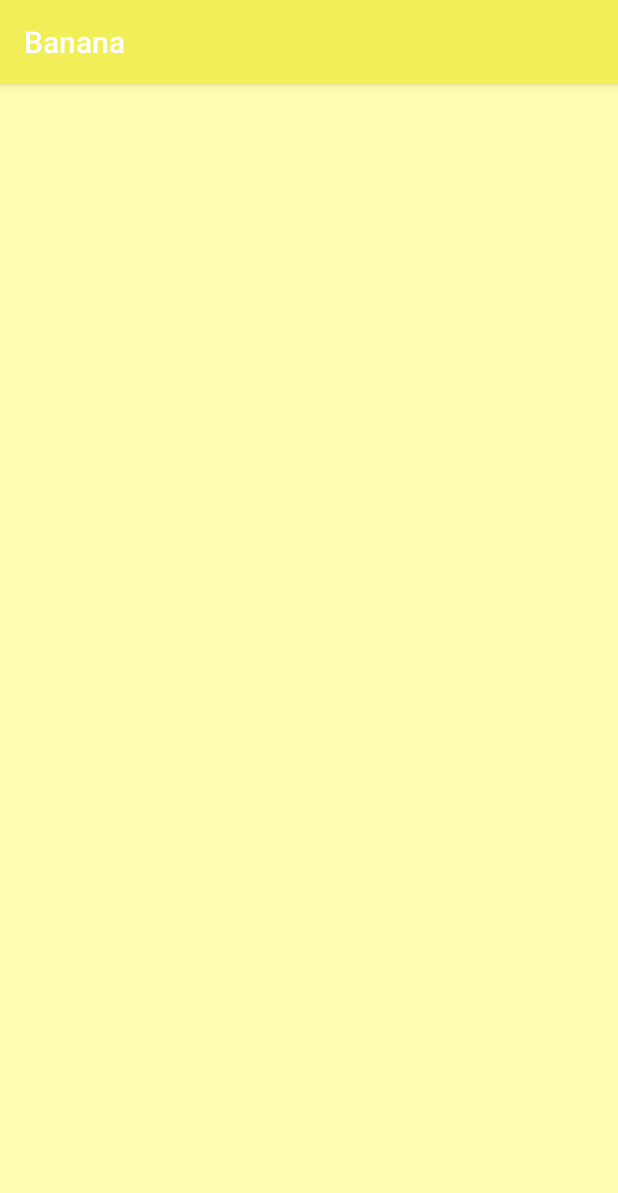
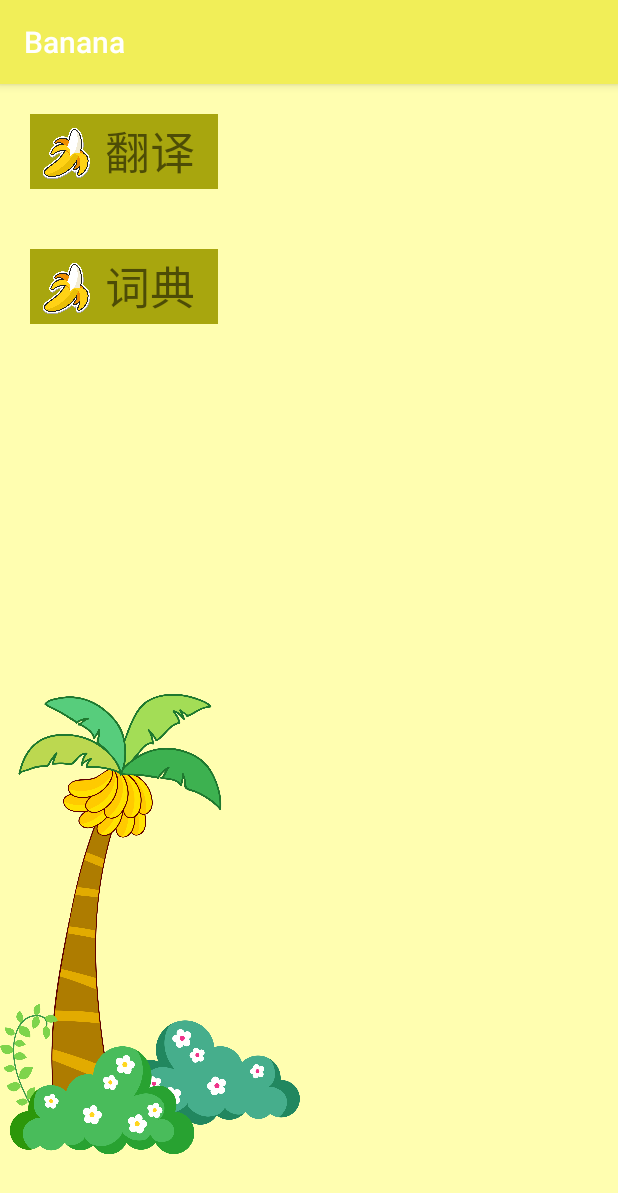
Before and after one commit to zyflool/Banana, an Android app: the screen it shows after launch (MainActivity), on a phone screen of 412 x 824 dp. Shown: the top 1193 px of the screen. Run offline under Robolectric (Android 15) with nearby library versions, the phone set to English and light mode, and no system bars.

Commit message:
add .png

```diff
--- a/app/src/main/res/layout/activity_main.xml
+++ b/app/src/main/res/layout/activity_main.xml
@@ -1,8 +1,56 @@
 <?xml version="1.0" encoding="utf-8"?>
 <LinearLayout xmlns:android="http://schemas.android.com/apk/res/android"
-    xmlns:app="http://schemas.android.com/apk/res-auto"
     xmlns:tools="http://schemas.android.com/tools"
     android:layout_width="match_parent"
+    android:orientation="vertical"
     android:layout_height="match_parent"
     tools:context=".MainActivity">
+
+    <LinearLayout
+        android:layout_margin="20dp"
+        android:layout_width="wrap_content"
+        android:orientation="horizontal"
+        android:background="@color/colorPrimaryDark"
+        android:layout_height="wrap_content">
+
+        <ImageView
+            android:layout_width="50dp"
+            android:layout_height="50dp"
+            android:src="@drawable/littlebanana" />
+        <TextView
+            android:layout_marginEnd="15dp"
+            android:layout_gravity="center_vertical"
+            android:layout_width="wrap_content"
+            android:layout_height="wrap_content"
+            android:text="翻译"
+            android:textSize="30sp"
+            android:layout_marginRight="15dp" />
+    </LinearLayout>
+
+    <LinearLayout
+        android:layout_margin="20dp"
+        android:layout_width="wrap_content"
+        android:orientation="horizontal"
+        android:background="@color/colorPrimaryDark"
+        android:layout_height="wrap_content">
+
+        <ImageView
+            android:layout_width="50dp"
+            android:layout_height="50dp"
+            android:src="@drawable/littlebanana" />
+        <TextView
+            android:layout_marginEnd="15dp"
+            android:layout_marginRight="15dp"
+            android:layout_gravity="center_vertical"
+            android:layout_width="wrap_content"
+            android:layout_height="wrap_content"
+            android:text="词典"
+            android:textSize="30sp"/>
+    </LinearLayout>
+
+    <ImageView
+        android:layout_width="200dp"
+        android:layout_height="400dp"
+        android:layout_marginTop="180dp"
+        android:src="@drawable/main_banana_tree"/>
 </LinearLayout>
```
Also changed, not shown: app/src/main/res/drawable/littlebanana.png (added), app/src/main/res/drawable/main_banana_tree.png (added).
